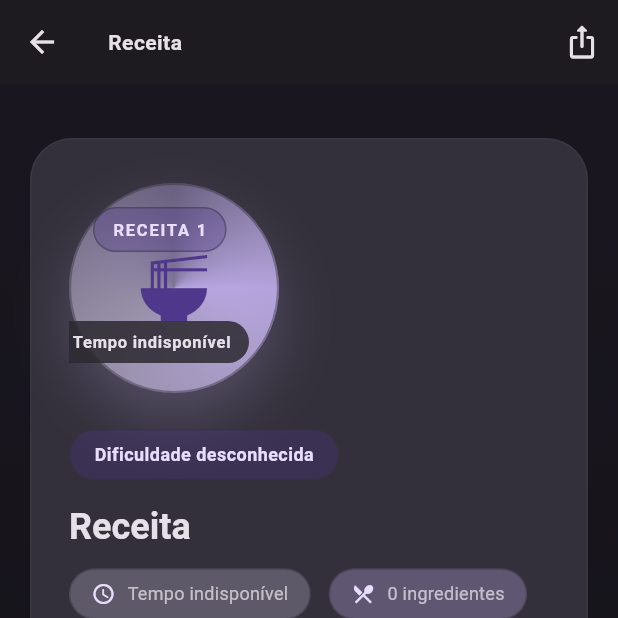
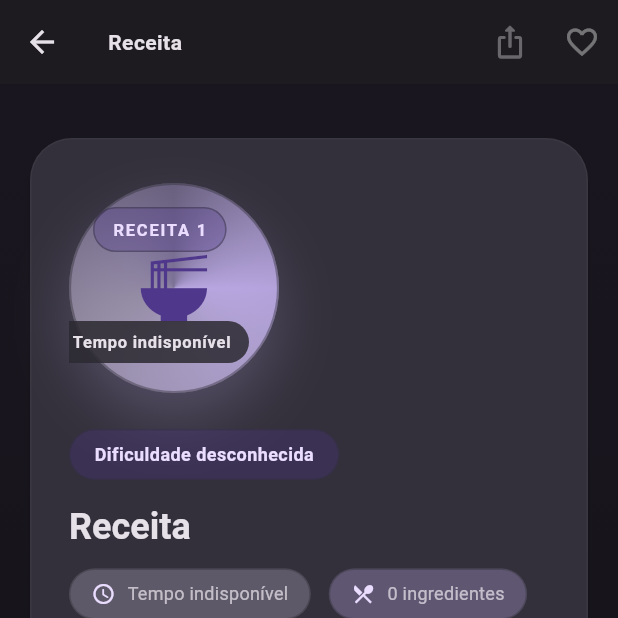
Before and after one commit to LeandroCMP/receitagora, a Flutter app: the RecipeDetailPage screen opened by its route, on a phone screen of 412 x 824 dp, the top half of it. Run offline on Flutter 3.47's test engine with Material 3 defaults, Android fonts, the phone set to English and light mode, and no system bars; our stand-ins replace cloud_firestore, cross_file, equatable, firebase_auth, firebase_core, flutter_dotenv and 5 more; accounts and stored records are empty.

Commit message:
feat: restringir ações de visitante

```diff
--- a/lib/modules/recipe_finder/recipe_detail_page.dart
+++ b/lib/modules/recipe_finder/recipe_detail_page.dart
@@ -151,17 +151,33 @@ class RecipeDetailPage extends StatelessWidget {
       appBar: AppBar(
         title: Text(args.recipe.name),
         actions: [
-          IconButton(
-            tooltip: 'Compartilhar receita',
+          StreamBuilder<UserMode?>(
+            stream: sessionService.modeStream,
+            initialData: sessionService.mode,
+            builder: (context, snapshot) {
+              final isAuthenticated =
+                  snapshot.data == UserMode.authenticated;
+
+              final shareButton = IconButton(
+                tooltip: isAuthenticated
+                    ? 'Compartilhar receita'
+                    : 'Disponível após login',
                 icon: const Icon(Icons.ios_share_rounded),
-            onPressed: shareRecipe,
+                onPressed: isAuthenticated ? shareRecipe : null,
+              );
+
+              Widget favoriteButton;
+              if (!isAuthenticated) {
+                favoriteButton = IconButton(
+                  tooltip: 'Faça login para favoritar',
+                  onPressed: null,
+                  icon: Icon(
+                    Icons.favorite_outline,
+                    color: theme.disabledColor,
                   ),
-          Obx(() {
-            if (!sessionService.isAuthenticated) {
-              return const SizedBox.shrink();
-            }
-
-            return StreamBuilder<Set<String>>(
+                );
+              } else {
+                favoriteButton = StreamBuilder<Set<String>>(
                   stream: favoritesService.favoriteIdsStream,
                   initialData: favoritesService.favoriteIds,
                   builder: (context, snapshot) {
@@ -176,14 +192,27 @@ class RecipeDetailPage extends StatelessWidget {
                           ? 'Remover dos favoritos'
                           : 'Salvar nos favoritos',
                       icon: Icon(
-                    isFavorite ? Icons.favorite : Icons.favorite_outline,
-                    color: isFavorite ? theme.colorScheme.primary : null,
+                        isFavorite
+                            ? Icons.favorite
+                            : Icons.favorite_outline,
+                        color:
+                            isFavorite ? theme.colorScheme.primary : null,
                       ),
                       onPressed: toggleFavorite,
                     );
                   },
                 );
-          }),
+              }
+
+              return Row(
+                mainAxisSize: MainAxisSize.min,
+                children: [
+                  shareButton,
+                  favoriteButton,
+                ],
+              );
+            },
+          ),
         ],
       ),
       body: Container(
--- a/lib/services/session/session_service.dart
+++ b/lib/services/session/session_service.dart
@@ -3,7 +3,7 @@ import 'package:receitagora/models/user_model.dart';
 enum UserMode { guest, authenticated }
 
 abstract class SessionService {
-  static const int guestDailyLimit = 3;
+  static const int guestDailyLimit = 2;
   static const int guestRecipeLimit = 2;
 
   Future<void> get ready;
```
Also changed, not shown: lib/modules/recipe_finder/recipe_results_page.dart (+24 -7 lines). Lines whose indentation alone changed are shown as unchanged.
